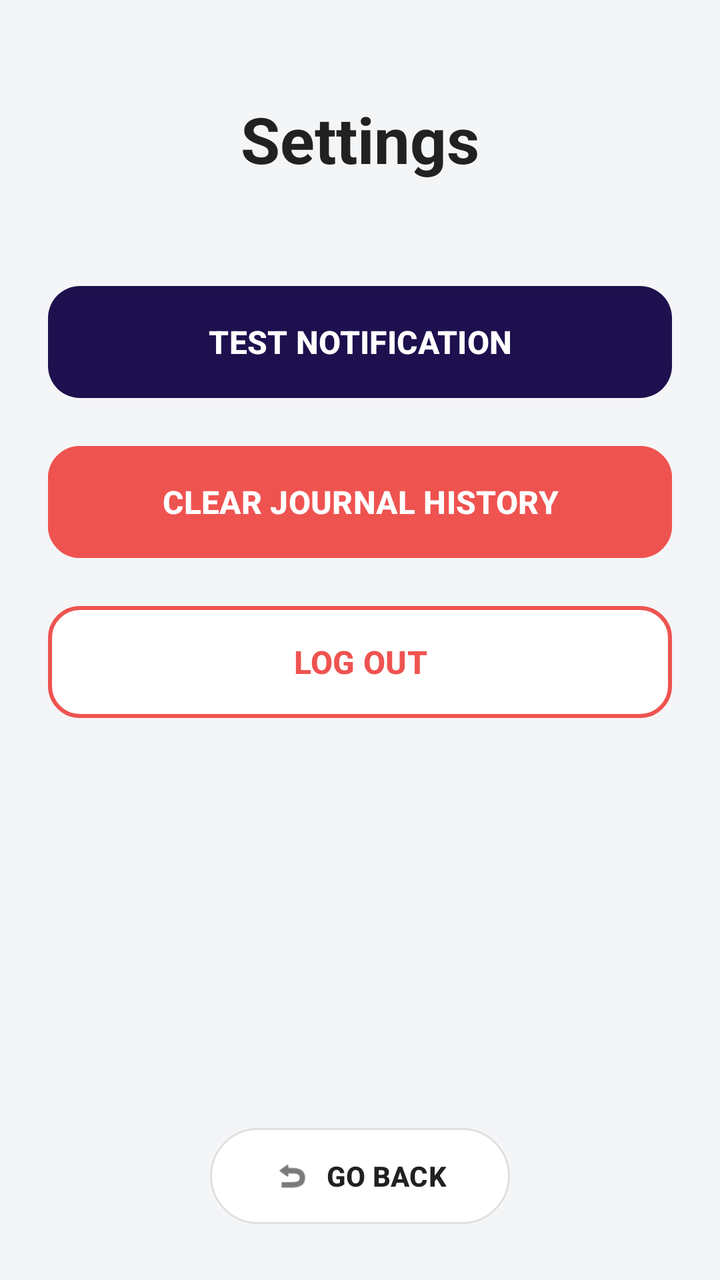
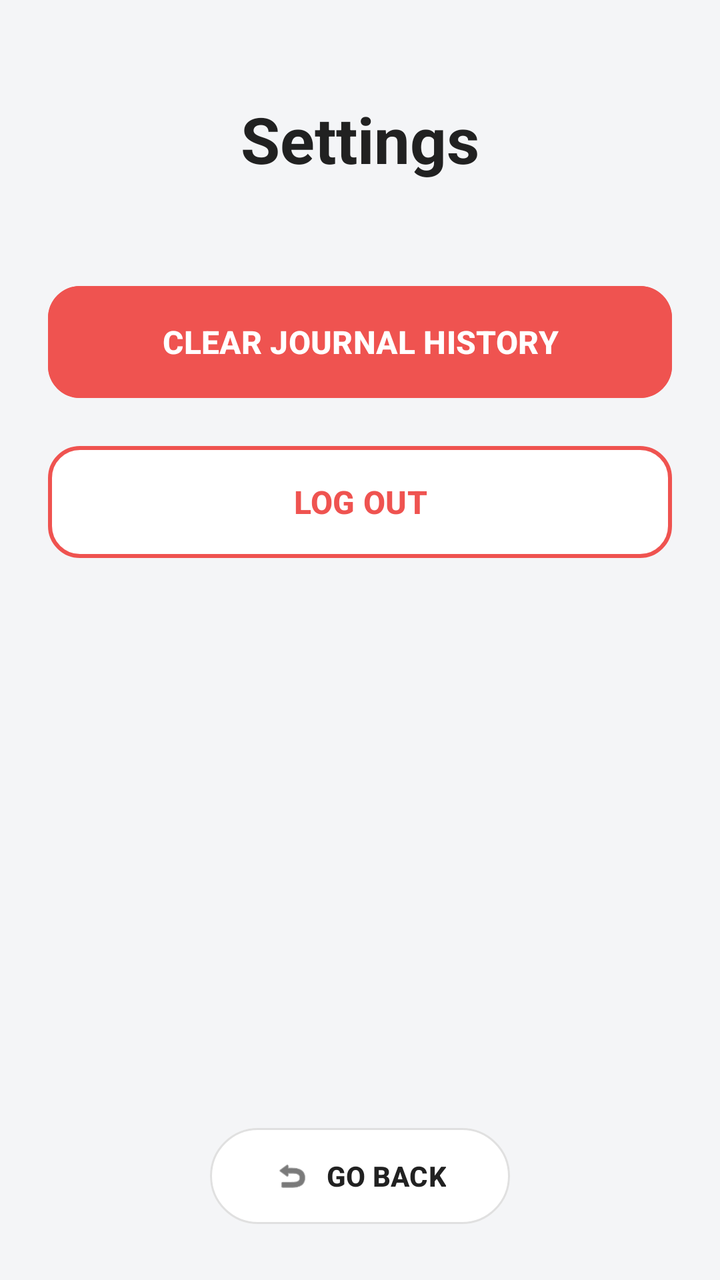

Two renders of the same Android screen: before a commit and after it. Below are the layout's source before the change and the commit's diff.
<!-- AndroidManifest.xml: application theme Theme.Wanderer -->
<!-- res/layout/activity_settings.xml -->
<?xml version="1.0" encoding="utf-8"?>
<androidx.constraintlayout.widget.ConstraintLayout
xmlns:android="http://schemas.android.com/apk/res/android"
xmlns:app="http://schemas.android.com/apk/res-auto"
android:layout_width="match_parent"
android:layout_height="match_parent"
android:background="#F4F5F7"> 


<TextView
    android:id="@+id/tvSettingsTitle"
    android:layout_width="match_parent"
    android:layout_height="wrap_content"
    android:layout_marginTop="48dp"
    android:text="Settings"
    android:textAlignment="center"
    android:textColor="#212121"
    android:textSize="32sp"
    android:textStyle="bold"
    app:layout_constraintTop_toTopOf="parent" />


<LinearLayout
    android:layout_width="match_parent"
    android:layout_height="wrap_content"
    android:layout_marginHorizontal="24dp"
    android:layout_marginTop="48dp"
    android:orientation="vertical"
    app:layout_constraintTop_toBottomOf="@id/tvSettingsTitle">



    

    
    <com.google.android.material.button.MaterialButton
        android:id="@+id/btnTestNotification"
        android:layout_width="match_parent"
        android:layout_height="64dp"
        android:layout_marginBottom="16dp"
        android:text="TEST NOTIFICATION"
        android:textColor="#FFFFFF"
        android:textSize="16sp"
        android:textStyle="bold"
        app:backgroundTint="#1E104E"
        app:cornerRadius="16dp"
        app:elevation="2dp" />

    <com.google.android.material.button.MaterialButton
        android:id="@+id/btnClearHistory"
        android:layout_width="match_parent"
        android:layout_height="64dp"
        android:layout_marginBottom="16dp"
        android:text="CLEAR JOURNAL HISTORY"
        android:textColor="#FFFFFF"
        android:textSize="16sp"
        android:textStyle="bold"
        app:backgroundTint="#EF5350"
        app:cornerRadius="16dp"
        app:elevation="2dp"
        app:strokeColor="#EF5350"
        app:strokeWidth="1dp" />

    
    <com.google.android.material.button.MaterialButton
        android:id="@+id/btnLogout"
        android:layout_width="match_parent"
        android:layout_height="64dp"
        android:text="LOG OUT"
        android:textColor="#EF5350"
        android:textSize="16sp"
        android:textStyle="bold"
        app:backgroundTint="#FFFFFF"
        app:cornerRadius="16dp"
        app:elevation="2dp"
        app:strokeColor="#EF5350"
        app:strokeWidth="2dp" />

</LinearLayout>


<com.google.android.material.button.MaterialButton
    android:id="@+id/btnSettingsBack"
    android:layout_width="wrap_content"
    android:layout_height="56dp"
    android:layout_marginBottom="24dp"
    android:paddingHorizontal="32dp"
    android:text="GO BACK"
    android:textColor="#212121"
    android:textStyle="bold"
    app:backgroundTint="#FFFFFF"
    app:cornerRadius="28dp"
    app:elevation="8dp"
    app:icon="@android:drawable/ic_menu_revert"
    app:iconTint="#212121"
    app:layout_constraintBottom_toBottomOf="parent"
    app:layout_constraintEnd_toEndOf="parent"
    app:layout_constraintStart_toStartOf="parent"
    app:strokeColor="#E0E0E0"
    app:strokeWidth="1dp" />

</androidx.constraintlayout.widget.ConstraintLayout>
<!-- resources referenced by this layout -->
<resources>
  <style name="Theme.Wanderer" parent="Base.Theme.Wanderer" />
  <style name="Base.Theme.Wanderer" parent="Theme.Material3.DayNight.NoActionBar">
          
          
      </style>
</resources>

<!-- the commit's change to res/layout/activity_settings.xml (unified diff, before → after) -->
@@ -33,18 +33,6 @@ android:background="#F4F5F7">
     
 
     
-    <com.google.android.material.button.MaterialButton
-        android:id="@+id/btnTestNotification"
-        android:layout_width="match_parent"
-        android:layout_height="64dp"
-        android:layout_marginBottom="16dp"
-        android:text="TEST NOTIFICATION"
-        android:textColor="#FFFFFF"
-        android:textSize="16sp"
-        android:textStyle="bold"
-        app:backgroundTint="#1E104E"
-        app:cornerRadius="16dp"
-        app:elevation="2dp" />
 
     <com.google.android.material.button.MaterialButton
         android:id="@+id/btnClearHistory"
